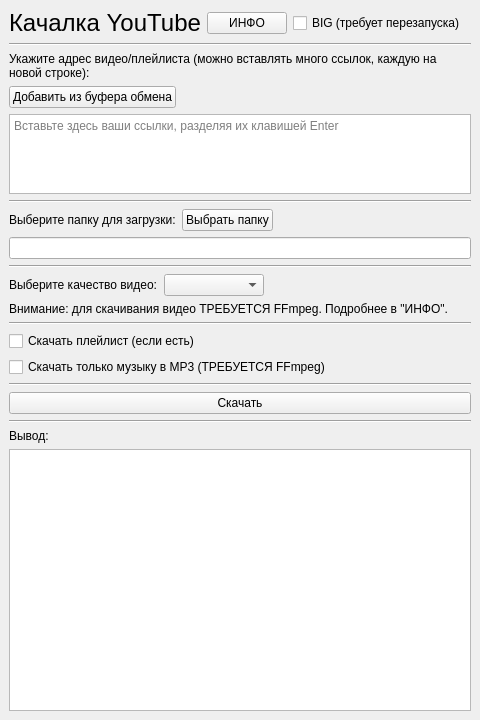
The window that ui/main.ui (SeryiBaran/yt-dlp-python-gui) describes before a commit, drawn with Qt 5.
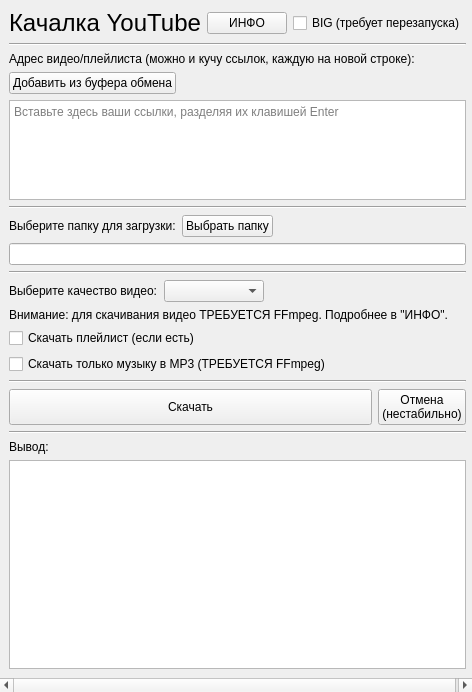
The same window after the commit. Icons and pictures are not drawn.

Commit message: feat: experimental cancel button

```diff
--- a/ui/main.ui
+++ b/ui/main.ui
@@ -9,8 +9,8 @@
    <rect>
     <x>0</x>
     <y>0</y>
-    <width>480</width>
-    <height>720</height>
+    <width>472</width>
+    <height>692</height>
    </rect>
   </property>
   <property name="windowTitle">
@@ -57,8 +57,8 @@
         <rect>
          <x>0</x>
          <y>0</y>
-         <width>480</width>
-         <height>720</height>
+         <width>472</width>
+         <height>692</height>
         </rect>
        </property>
        <layout class="QVBoxLayout" name="verticalLayout_3">
@@ -115,7 +115,7 @@
         <item>
          <widget class="QLabel" name="label_15">
           <property name="text">
-           <string>&lt;html&gt;&lt;head/&gt;&lt;body&gt;&lt;p&gt;Укажите адрес видео/плейлиста (можно вставлять много ссылок, каждую на новой строке):&lt;/p&gt;&lt;/body&gt;&lt;/html&gt;</string>
+           <string>&lt;html&gt;&lt;head/&gt;&lt;body&gt;&lt;p&gt;Адрес видео/плейлиста (можно и кучу ссылок, каждую на новой строке):&lt;/p&gt;&lt;/body&gt;&lt;/html&gt;</string>
           </property>
           <property name="wordWrap">
            <bool>true</bool>
@@ -157,7 +157,7 @@
           <property name="maximumSize">
            <size>
             <width>16777215</width>
-            <height>80</height>
+            <height>100</height>
            </size>
           </property>
           <property name="placeholderText">
@@ -266,13 +266,6 @@
           </property>
          </widget>
         </item>
-        <item>
-         <widget class="Line" name="line_13">
-          <property name="orientation">
-           <enum>Qt::Horizontal</enum>
-          </property>
-         </widget>
-        </item>
         <item>
          <widget class="QCheckBox" name="check_download_playlist">
           <property name="text">
@@ -295,11 +288,35 @@
          </widget>
         </item>
         <item>
-         <widget class="QPushButton" name="pushButton_download">
-          <property name="text">
-           <string>Скачать</string>
-          </property>
-         </widget>
+         <layout class="QHBoxLayout" name="horizontalLayout_6">
+          <item>
+           <widget class="QPushButton" name="pushButton_download">
+            <property name="sizePolicy">
+             <sizepolicy hsizetype="Expanding" vsizetype="Minimum">
+              <horstretch>0</horstretch>
+              <verstretch>0</verstretch>
+             </sizepolicy>
+            </property>
+            <property name="text">
+             <string>Скачать</string>
+            </property>
+           </widget>
+          </item>
+          <item>
+           <widget class="QPushButton" name="pushButton_cancel">
+            <property name="sizePolicy">
+             <sizepolicy hsizetype="Minimum" vsizetype="Fixed">
+              <horstretch>0</horstretch>
+              <verstretch>0</verstretch>
+             </sizepolicy>
+            </property>
+            <property name="text">
+             <string>Отмена
+(нестабильно)</string>
+            </property>
+           </widget>
+          </item>
+         </layout>
         </item>
         <item>
          <widget class="Line" name="line_17">
```
Left out of the diff: 22 changed lines with no effect on the pictures. The commit also changes 4 other files.
